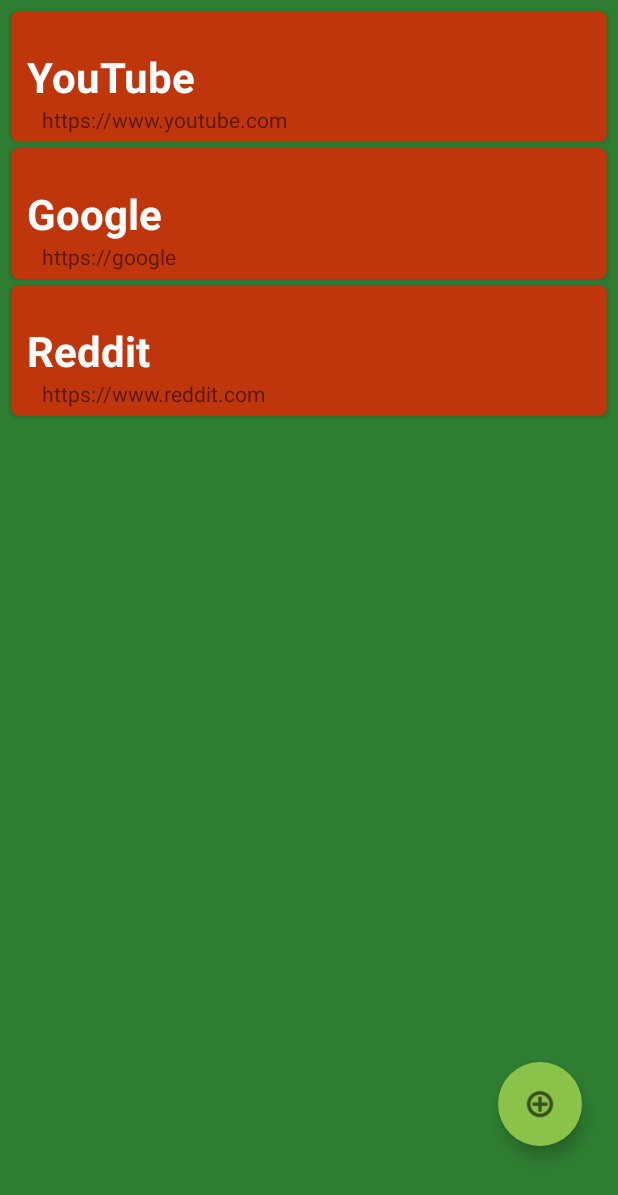
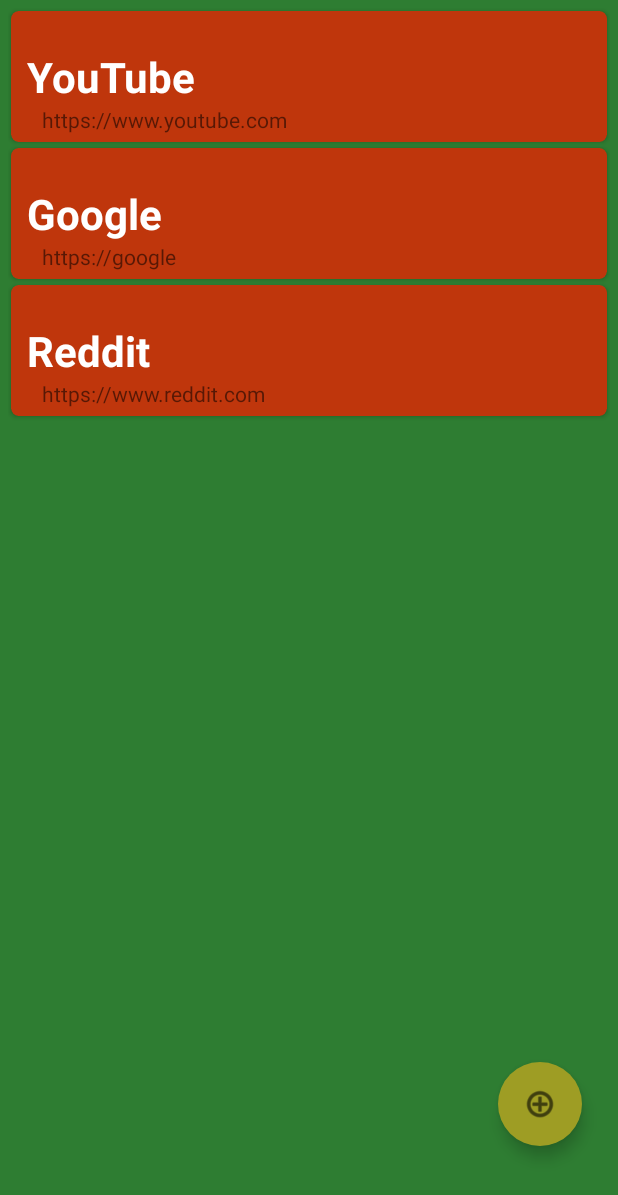
Before and after one commit to jamesocoder/cs5520, an Android app: the A04Main screen opened directly, with no data from a screen before it, on a phone screen of 412 x 824 dp. Shown: the top 1195 px of the screen. Run offline under Robolectric (Android 15) with nearby library versions, the phone set to English and light mode, and no system bars.

Commit message:
color adjustments

```diff
--- a/app/src/main/res/values-night/themes.xml
+++ b/app/src/main/res/values-night/themes.xml
@@ -2,12 +2,12 @@
     <!-- Base application theme. -->
     <style name="Theme.NUMAD22Sp_JamesOuk" parent="Theme.MaterialComponents.DayNight.DarkActionBar">
         <!-- Primary brand color. -->
-        <item name="colorPrimary">#2E7D32</item>
-        <item name="colorPrimaryVariant">#8BC34A</item>
+        <item name="colorPrimary">#9E9D24</item>
+        <item name="colorPrimaryVariant">#2E7D32</item>
         <item name="colorOnPrimary">@color/white</item>
         <!-- Secondary brand color. -->
-        <item name="colorSecondary">#F57F17</item>
-        <item name="colorSecondaryVariant">#FF6F00</item>
+        <item name="colorSecondary">#E65100</item>
+        <item name="colorSecondaryVariant">#BF360C</item>
         <item name="colorOnSecondary">@color/black</item>
         <!-- Status bar color. -->
         <item name="android:statusBarColor" tools:targetApi="l">?attr/colorPrimaryVariant</item>
--- a/app/src/main/res/values/colors.xml
+++ b/app/src/main/res/values/colors.xml
@@ -1,6 +1,6 @@
 <?xml version="1.0" encoding="utf-8"?>
 <resources>
-    <color name="night_primary_light">#8BC34A</color>
+    <color name="night_primary_light">#9E9D24</color>
     <color name="night_primary_dark">#2E7D32</color>
     <color name="night_secondary_light">#E65100</color>
     <color name="night_secondary_dark">#BF360C</color>
```
